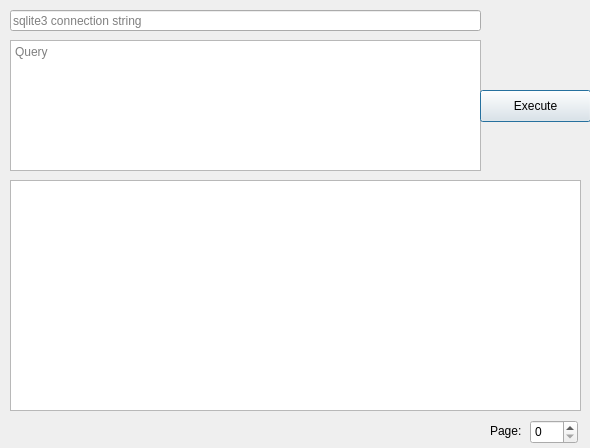
This is ui/main.ui in eugena/pyqt_queries as Qt 5 draws it before an edit. The edited form follows.
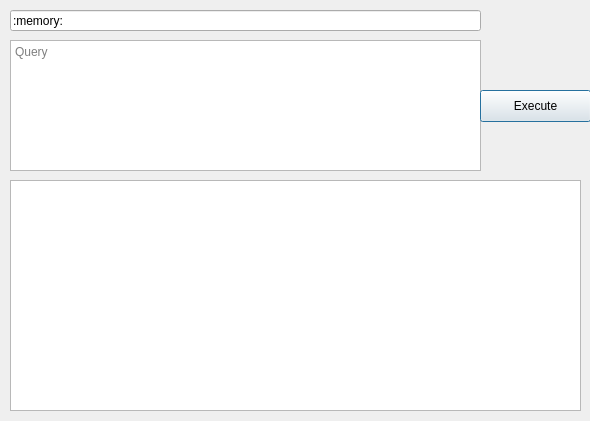
This is the edited form.

Patch:
```diff
--- a/ui/main.ui
+++ b/ui/main.ui
@@ -7,7 +7,7 @@
     <x>0</x>
     <y>0</y>
     <width>590</width>
-    <height>448</height>
+    <height>421</height>
    </rect>
   </property>
   <property name="windowTitle">
@@ -22,6 +22,9 @@
      <height>21</height>
     </rect>
    </property>
+   <property name="text">
+    <string>:memory:</string>
+   </property>
    <property name="cursorPosition">
     <number>0</number>
    </property>
@@ -65,29 +68,6 @@
     </rect>
    </property>
   </widget>
-  <widget class="QSpinBox" name="page">
-   <property name="geometry">
-    <rect>
-     <x>530</x>
-     <y>420</y>
-     <width>48</width>
-     <height>24</height>
-    </rect>
-   </property>
-  </widget>
-  <widget class="QLabel" name="label">
-   <property name="geometry">
-    <rect>
-     <x>490</x>
-     <y>420</y>
-     <width>41</width>
-     <height>21</height>
-    </rect>
-   </property>
-   <property name="text">
-    <string>Page:</string>
-   </property>
-  </widget>
  </widget>
  <resources/>
  <connections/>
```
Left out of the diff: 2 changed lines with no effect on the pictures.
